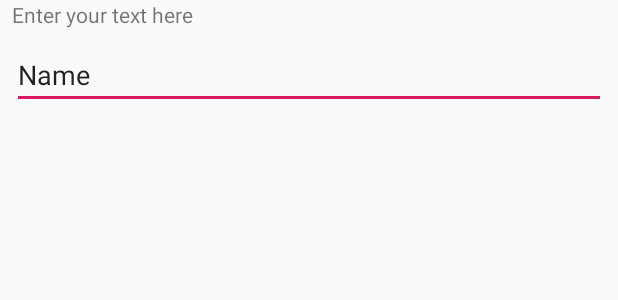
After one commit to moo7md/Lyst, an Android app: the layout attach_plaintext_alert_dialog.xml on its own in the app's theme, with its tools: preview values and no code run, on a phone screen of 412 x 824 dp. The commit adds this screen. Shown: the top 300 px of the screen. Run offline under Robolectric (Android 15) with nearby library versions, the phone set to English and light mode, and no system bars.

Commit message:
Added the alert dialog basic blocks

```diff
--- a/app/src/main/java/com/example/lyst/Models/ChecklistTemplateItem.java
+++ b/app/src/main/java/com/example/lyst/Models/ChecklistTemplateItem.java
@@ -1,5 +1,7 @@
 package com.example.lyst.Models;
 
+
+import com.example.lyst.util.AttachmentTypes;
 
 public class ChecklistTemplateItem {
     private String title;
@@ -33,4 +35,8 @@ public class ChecklistTemplateItem {
     public void setAttachmentType(String attachmentType) {
         this.attachmentType = attachmentType;
     }
+
+    public AttachmentTypes getAttachmentTypeEnum() {
+        return AttachmentTypes.valueOf(attachmentType);
+    }
 }
--- /dev/null
+++ b/app/src/main/res/layout/add_image_alert_dialog.xml
@@ -0,0 +1,6 @@
+<?xml version="1.0" encoding="utf-8"?>
+<LinearLayout xmlns:android="http://schemas.android.com/apk/res/android"
+    android:orientation="vertical" android:layout_width="match_parent"
+    android:layout_height="match_parent">
+
+</LinearLayout>
--- /dev/null
+++ b/app/src/main/res/layout/attach_plaintext_alert_dialog.xml
@@ -0,0 +1,31 @@
+<?xml version="1.0" encoding="utf-8"?>
+<androidx.constraintlayout.widget.ConstraintLayout xmlns:android="http://schemas.android.com/apk/res/android"
+    xmlns:app="http://schemas.android.com/apk/res-auto"
+    xmlns:tools="http://schemas.android.com/tools"
+    android:layout_width="match_parent"
+    android:layout_height="wrap_content"
+    android:orientation="vertical">
+
+    <TextView
+        android:id="@+id/textView13"
+        android:layout_width="wrap_content"
+        android:layout_height="wrap_content"
+        android:layout_marginStart="8dp"
+        android:text="Enter your text here"
+        app:layout_constraintStart_toStartOf="parent"
+        app:layout_constraintTop_toTopOf="parent" />
+
+    <EditText
+        android:id="@+id/editText"
+        android:layout_width="0dp"
+        android:layout_height="wrap_content"
+        android:layout_marginStart="8dp"
+        android:layout_marginTop="8dp"
+        android:layout_marginEnd="8dp"
+        android:ems="10"
+        android:inputType="textPersonName"
+        android:text="Name"
+        app:layout_constraintEnd_toEndOf="parent"
+        app:layout_constraintStart_toStartOf="parent"
+        app:layout_constraintTop_toBottomOf="@+id/textView13" />
+</androidx.constraintlayout.widget.ConstraintLayout>
```
Also changed, not shown: app/src/main/java/com/example/lyst/Adapters/DoCheckListAdapter.java (+6 -2 lines), app/src/main/java/com/example/lyst/ViewHolders/ChecklistItemDoViewHolder.java (+43 -10 lines), app/src/main/java/com/example/lyst/util/dialogs/AttachImage.java (added, +19 -0 lines), app/src/main/java/com/example/lyst/util/dialogs/AttachPlaintext.java (added, +16 -0 lines), app/src/main/java/com/example/lyst/util/dialogs/AttachTimestamp.java (added, +17 -0 lines), app/src/main/java/com/example/lyst/util/dialogs/Dialogs.java (added, +43 -0 lines), app/src/main/res/layout/checklist_item_do.xml (+0 -8 lines).
